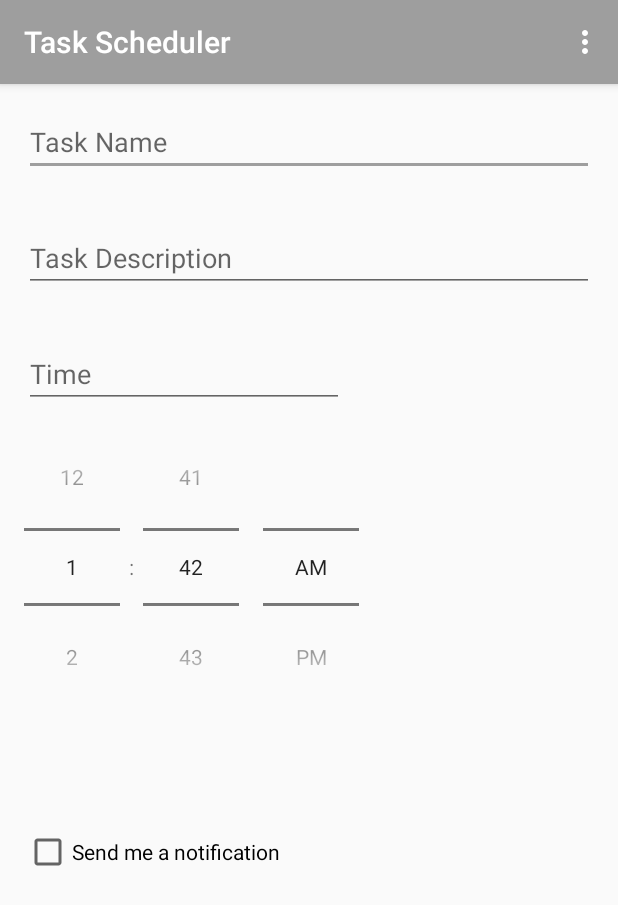
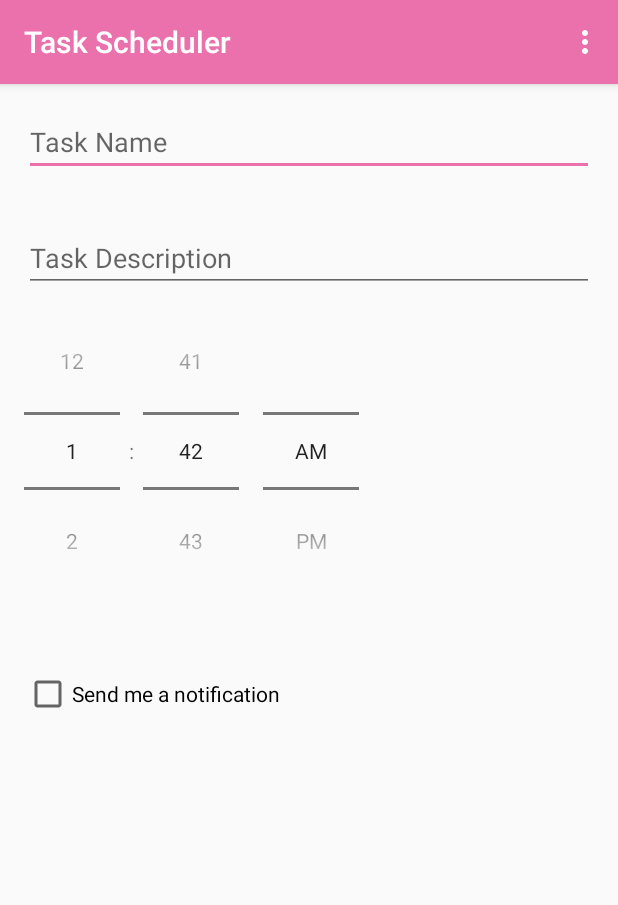
Before and after one commit to Sir-Dave/Task-Scheduler, an Android app: the screen it shows after launch (TaskDetails), after a tap on an icon or button, on a phone screen of 412 x 824 dp. Shown: the top 905 px of the screen. Run offline under Robolectric (Android 15) with nearby library versions, the phone set to English and light mode, and no system bars; our stand-ins replace data binding; 3 statements that could not run were skipped.

```diff
--- a/app/src/main/java/com/example/taskscheduler/Data/TodoEntry.kt
+++ b/app/src/main/java/com/example/taskscheduler/Data/TodoEntry.kt
@@ -14,13 +14,13 @@ object TodoEntry : BaseColumns{
     val CONTENT_URI = Uri.withAppendedPath(BASE_CONTENT_URI, PATH_TASKS)
 
     // Table Name
-    //const val TABLE_NAME = "Todos"
-    const val TABLE_NAME = "Tasks"
+    const val TABLE_NAME = "TaskApp"
 
     // Fields
     const val ID = BaseColumns._ID
     const val COLUMN_TEXT = "Text"
     const val COLUMN_DESCRIPTION = "Description"
-    const val DATE_CREATED = "Created"
+    const val HOUR_CREATED  = "hour"
+    const val MIN_CREATED = "min"
     const val COLUMN_DONE = "Done"
 }
--- a/app/src/main/java/com/example/taskscheduler/TaskListActivity.kt
+++ b/app/src/main/java/com/example/taskscheduler/TaskListActivity.kt
@@ -33,7 +33,8 @@ class TaskListActivity : AppCompatActivity(), LoaderManager.LoaderCallbacks<Curs
             TodoEntry.COLUMN_TEXT,
             TodoEntry.TABLE_NAME + "." + TodoEntry.ID,
             TodoEntry.COLUMN_DESCRIPTION,
-            TodoEntry.DATE_CREATED,
+            TodoEntry.HOUR_CREATED,
+            TodoEntry.MIN_CREATED,
             TodoEntry.COLUMN_DONE)
         cursor = contentResolver.query(TodoEntry.CONTENT_URI, projection, null, null, null)
         return cursor
@@ -55,12 +56,13 @@ class TaskListActivity : AppCompatActivity(), LoaderManager.LoaderCallbacks<Curs
             val taskId = cursor!!.getInt(cursor!!.getColumnIndex(TodoEntry.ID))
             val taskText = cursor!!.getString(cursor!!.getColumnIndex(TodoEntry.COLUMN_TEXT))
             val taskDescription = cursor!!.getString(cursor!!.getColumnIndex(TodoEntry.COLUMN_DESCRIPTION))
-            val taskCreated = cursor!!.getString(cursor!!.getColumnIndex(TodoEntry.DATE_CREATED))
+            val taskHour = cursor!!.getInt(cursor!!.getColumnIndex(TodoEntry.HOUR_CREATED))
+            val taskMin = cursor!!.getInt(cursor!!.getColumnIndex(TodoEntry.MIN_CREATED))
             val taskDone = cursor!!.getInt(cursor!!.getColumnIndex(TodoEntry.COLUMN_DONE))
 
             val boolDone = (taskDone == 1)
 
-            val tasks = Tasks(taskId, taskText, taskDescription, taskCreated, boolDone)
+            val tasks = Tasks(taskId, taskText, taskDescription, taskHour, taskMin ,boolDone)
 
             val intent = Intent(this, TaskDetails::class.java)
             intent.putExtra("Tasks", tasks)
@@ -70,7 +72,7 @@ class TaskListActivity : AppCompatActivity(), LoaderManager.LoaderCallbacks<Curs
         setSupportActionBar(toolbar)
 
         fab.setOnClickListener {
-            val tasks = Tasks(0, "", "", "", false)
+            val tasks = Tasks(0, "", "", 0, 0 ,false)
             val intent = Intent(this, TaskDetails::class.java)
             intent.putExtra("Tasks", tasks)
             startActivity(intent)
@@ -97,7 +99,8 @@ class TaskListActivity : AppCompatActivity(), LoaderManager.LoaderCallbacks<Curs
             TodoEntry.COLUMN_TEXT,
             TodoEntry.TABLE_NAME + "." + TodoEntry.ID,
             TodoEntry.COLUMN_DESCRIPTION,
-            TodoEntry.DATE_CREATED,
+            TodoEntry.HOUR_CREATED,
+            TodoEntry.MIN_CREATED,
             TodoEntry.COLUMN_DONE)
         return CursorLoader(this, TodoEntry.CONTENT_URI, projection, null, null, null)
     }
--- a/app/src/main/java/com/example/taskscheduler/Tasks.kt
+++ b/app/src/main/java/com/example/taskscheduler/Tasks.kt
@@ -6,18 +6,20 @@ import androidx.databinding.ObservableInt
 import java.io.Serializable
 
 class Tasks(id: Int, text: String, description: String,
-            created: String, done: Boolean) : Serializable {
+            hour: Int, min: Int, done: Boolean) : Serializable {
     var id = ObservableInt()
     var text = ObservableField<String>()
     var description = ObservableField<String>()
-    var created = ObservableField<String>()
+    var hour = ObservableInt()
+    var min = ObservableInt()
     var done = ObservableBoolean()
 
     init {
         this.id.set(id)
         this.text.set(text)
         this.description.set(description)
-        this.created.set(created)
+        this.hour.set(hour)
+        this.min.set(min)
         this.done.set(done)
     }
 }
--- a/app/src/main/res/layout/activity_task_details.xml
+++ b/app/src/main/res/layout/activity_task_details.xml
@@ -35,28 +35,20 @@
                 android:inputType="textMultiLine"
                 android:hint="Task Description"
                 android:ems="10"
-                android:text="@={Tasks.description}"
+                android:text="@={Tasks.description }"
                 android:id="@+id/task_desc" android:layout_marginStart="16dp"
                 app:layout_constraintStart_toStartOf="parent" android:layout_marginTop="32dp"
                 app:layout_constraintTop_toBottomOf="@+id/task_name" android:layout_marginEnd="16dp"
                 app:layout_constraintEnd_toEndOf="parent"/>
-        <EditText
-                android:layout_width="wrap_content"
-                android:layout_height="wrap_content"
-                android:inputType="datetime"
-                android:hint="Time"
-                android:text="@={Tasks.created}"
-                android:ems="10"
-                android:id="@+id/time" android:layout_marginStart="16dp"
-                app:layout_constraintStart_toStartOf="parent" android:layout_marginTop="32dp"
-                app:layout_constraintTop_toBottomOf="@+id/task_desc"/>
 
         <TimePicker
                 android:layout_width="wrap_content"
-                app:layout_constraintTop_toBottomOf="@id/time"
+                app:layout_constraintTop_toBottomOf="@id/task_desc"
                 app:layout_constraintStart_toStartOf="parent"
                 android:timePickerMode="spinner"
                 android:id="@+id/time_picker"
+                android:hour="@={Tasks.hour}"
+                android:minute="@={Tasks.min}"
                 android:maxHeight="30dp"
                 android:layout_height="wrap_content">
 
@@ -67,27 +59,10 @@
                 android:layout_width="wrap_content"
                 android:layout_height="wrap_content"
                 android:checked="@={Tasks.done}"
-                android:id="@+id/checkBox" android:layout_marginTop="68dp"
+                android:id="@+id/checkBox" android:layout_marginTop="40dp"
                 app:layout_constraintTop_toBottomOf="@+id/time_picker" app:layout_constraintStart_toStartOf="parent"
                 android:layout_marginStart="16dp"/>
 
-
-        <!--Button
-                android:text="Dismiss"
-                android:layout_width="0dp"
-                android:layout_height="wrap_content"
-                android:id="@+id/btn_cancel" app:layout_constraintStart_toStartOf="parent" android:layout_marginStart="8dp"
-                android:layout_marginTop="80dp" app:layout_constraintTop_toBottomOf="@+id/checkBox"
-                app:layout_constraintHorizontal_bias="0.5" app:layout_constraintEnd_toStartOf="@+id/btn_save"/>
-        <Button
-                android:text="Save"
-                android:layout_width="0dp"
-                android:layout_height="wrap_content"
-                android:background="@drawable/button_color"
-                android:id="@+id/btn_save" app:layout_constraintEnd_toEndOf="parent" android:layout_marginEnd="8dp"
-                app:layout_constraintStart_toEndOf="@+id/btn_cancel" android:layout_marginStart="8dp"
-                app:layout_constraintTop_toTopOf="@+id/btn_cancel"
-                app:layout_constraintHorizontal_bias="0.5"/-->
     </androidx.constraintlayout.widget.ConstraintLayout>
     </ScrollView>
 </layout>
--- a/app/src/main/res/values/colors.xml
+++ b/app/src/main/res/values/colors.xml
@@ -1,8 +1,8 @@
 <?xml version="1.0" encoding="utf-8"?>
 <resources>
-    <color name="colorPrimary">#9E9E9E</color>
+    <color name="colorPrimary">#eb71ac</color>
     <color name="colorPrimaryDark">#00574B</color>
-    <color name="colorAccent">#9E9E9E</color>
+    <color name="colorAccent">#eb71ac</color>
     <color name="colorGray">#9E9E9E</color>
     <color name="colorblueGray">#455A64</color>
     <color name="colorBlue">#5a5ee0</color>
--- a/app/src/main/res/values/styles.xml
+++ b/app/src/main/res/values/styles.xml
@@ -5,7 +5,7 @@
         <!-- Customize your theme here. -->
         <item name="colorPrimary">@color/colorPrimary</item>
         <item name="colorPrimaryDark">@color/colorPrimaryDark</item>
-        <item name="colorAccent">@color/colorAccent</item>
+        <item name="colorAccent">@color/colorPrimary</item>
     </style>
     <style name="AppTheme.NoActionBar">
         <item name="windowActionBar">false</item>
```
Also changed, not shown: app/src/main/java/com/example/taskscheduler/Data/DatabaseHelper.kt (+4 -3 lines), app/src/main/java/com/example/taskscheduler/TaskDetails.kt (+29 -15 lines), app/src/main/java/com/example/taskscheduler/Util/NotificationUtil.kt (+6 -6 lines), app/src/main/res/layout/content_main.xml (+0 -9 lines), app/src/main/res/layout/task_list_item.xml (+14 -20 lines).
